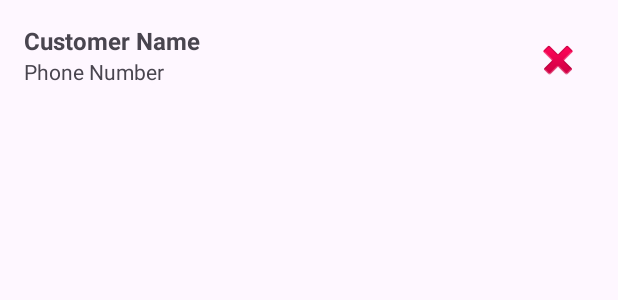
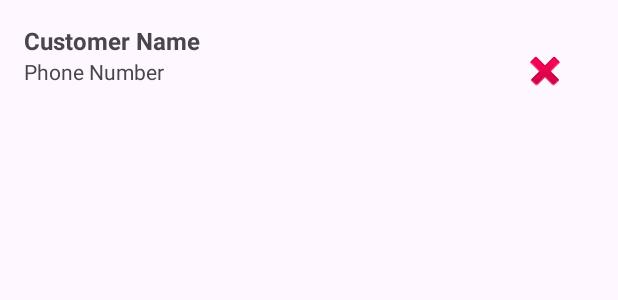
Before and after one commit to Barleyan/ProjectUTSMobile, an Android app: the layout item_customer.xml on its own in the app's theme, with its tools: preview values and no code run, on a phone screen of 412 x 824 dp. Shown: the top 300 px of the screen. Run offline under Robolectric (Android 15) with nearby library versions, the phone set to English and light mode, and no system bars.

Commit message:
rapi rapi

```diff
--- a/app/src/main/java/com/example/project/MainActivity.kt
+++ b/app/src/main/java/com/example/project/MainActivity.kt
@@ -6,7 +6,6 @@
 import android.view.LayoutInflater
 import android.widget.EditText
 import androidx.appcompat.app.AppCompatActivity
-import androidx.databinding.DataBindingUtil.setContentView
 import androidx.lifecycle.Observer
 import androidx.lifecycle.ViewModelProvider
 import androidx.recyclerview.widget.LinearLayoutManager
--- a/app/src/main/res/layout/item_customer.xml
+++ b/app/src/main/res/layout/item_customer.xml
@@ -30,9 +30,9 @@
 
     <ImageButton
         android:id="@+id/btnDeleteCustomer"
-        android:layout_width="wrap_content"
-        android:layout_height="wrap_content"
-        android:layout_marginTop="8dp"
+        android:layout_width="50dp"
+        android:layout_height="54dp"
+        android:layout_marginTop="4dp"
         android:layout_marginEnd="8dp"
         android:background="?android:attr/selectableItemBackground"
         android:contentDescription="@string/delete_customer"
```
Also changed, not shown: app/src/main/java/com/example/project/CustomerAdapter.kt (+12 -12 lines).
